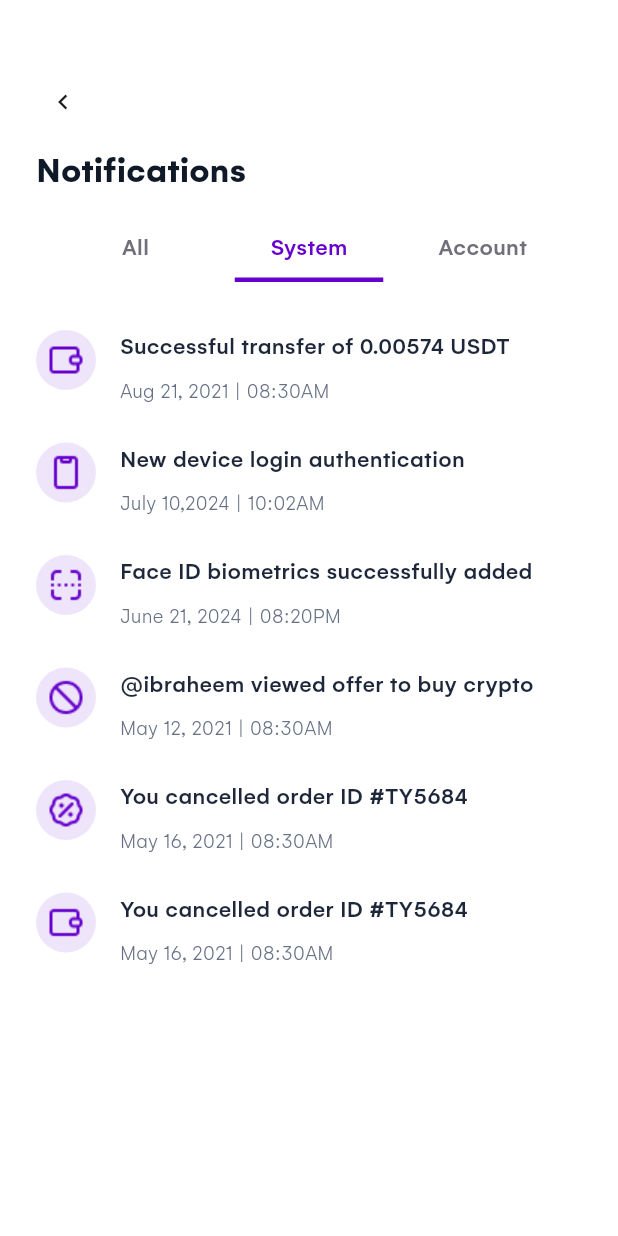
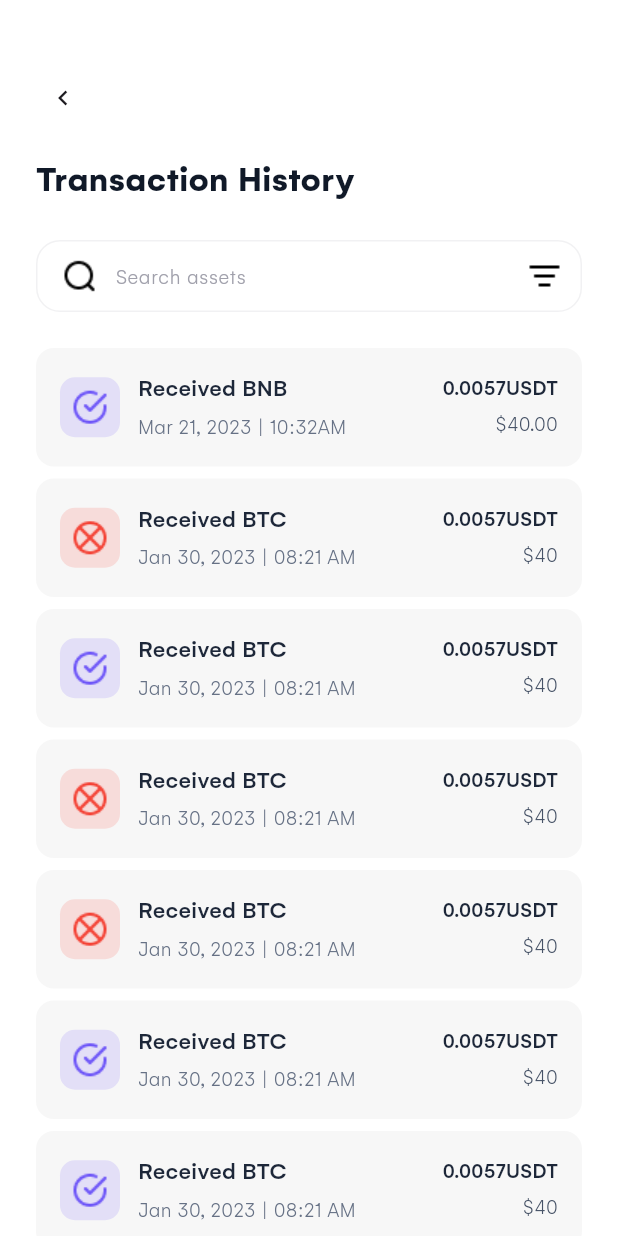
Before and after one commit to ENG-MAXAAD/keshflip_app, a Flutter app: the screen it shows after launch, on a phone screen of 412 x 824 dp. Run offline on Flutter 3.47's test engine with Material 3 defaults, Android fonts, the light colour scheme and no system bars; our stand-ins replace gap, google_fonts; missing offline and left inert: country_flags.

Commit message:
Transaction Screen Finished

```diff
--- a/lib/main.dart
+++ b/lib/main.dart
@@ -2,6 +2,7 @@ import 'package:flutter/material.dart';
 import 'package:google_fonts/google_fonts.dart';
 import 'package:keshflip_app/screens/notification_screen.dart';
 import 'package:keshflip_app/screens/profile.dart';
+import 'package:keshflip_app/screens/transaction_history.dart';
 import 'package:keshflip_app/theme/text_styles.dart';
 
 void main() {
@@ -20,7 +21,8 @@ class MyApp extends StatelessWidget {
         useMaterial3: true,
       ),
       // home: ProfileScreen(),
-      home: NotificationScreen(),
+      // home: NotificationScreen(),
+      home: TransactionHistoryScreen(),
     );
   }
 }
--- /dev/null
+++ b/lib/screens/transaction_history.dart
@@ -0,0 +1,228 @@
+import 'package:flutter/material.dart';
+import 'package:flutter/services.dart';
+import 'package:google_fonts/google_fonts.dart';
+
+import '../theme/text_styles.dart';
+
+class TransactionHistoryScreen extends StatelessWidget {
+  TransactionHistoryScreen({Key? key}) : super(key: key);
+
+  final List<Map<String, dynamic>> transactions = [
+    {
+      'type': 'Received BNB',
+      'date': 'Mar 21, 2023',
+      'time': '10:32AM',
+      'amount': '0.0057USDT',
+      'amountUSD': '\$40.00',
+      'status': 'success',
+    },
+    {
+      'type': 'Received BTC',
+      'date': 'Jan 30, 2023',
+      'time': '08:21 AM',
+      'amount': '0.0057USDT',
+      'amountUSD': '\$40',
+      'status': 'failed',
+    },
+    {
+      'type': 'Received BTC',
+      'date': 'Jan 30, 2023',
+      'time': '08:21 AM',
+      'amount': '0.0057USDT',
+      'amountUSD': '\$40',
+      'status': 'success',
+    },
+    {
+      'type': 'Received BTC',
+      'date': 'Jan 30, 2023',
+      'time': '08:21 AM',
+      'amount': '0.0057USDT',
+      'amountUSD': '\$40',
+      'status': 'failed',
+    },
+    {
+      'type': 'Received BTC',
+      'date': 'Jan 30, 2023',
+      'time': '08:21 AM',
+      'amount': '0.0057USDT',
+      'amountUSD': '\$40',
+      'status': 'failed',
+    },
+    {
+      'type': 'Received BTC',
+      'date': 'Jan 30, 2023',
+      'time': '08:21 AM',
+      'amount': '0.0057USDT',
+      'amountUSD': '\$40',
+      'status': 'success',
+    },
+    {
+      'type': 'Received BTC',
+      'date': 'Jan 30, 2023',
+      'time': '08:21 AM',
+      'amount': '0.0057USDT',
+      'amountUSD': '\$40',
+      'status': 'success',
+    },
+  ];
+
+  @override
+  Widget build(BuildContext context) {
+    return Scaffold(
+      backgroundColor: Colors.white,
+      appBar: PreferredSize(
+        preferredSize: Size.fromHeight(
+            kToolbarHeight + 30), // Default height + extra space
+        child: Padding(
+          padding: const EdgeInsets.only(top: 45), // Adds 40px space at the top
+          child: AppBar(
+            backgroundColor: Colors.white,
+            elevation: 0,
+            systemOverlayStyle: const SystemUiOverlayStyle(
+              statusBarBrightness: Brightness.light,
+              statusBarIconBrightness: Brightness.dark,
+              statusBarColor: Colors.transparent,
+            ),
+            leading: Padding(
+              padding: const EdgeInsets.only(left: 24),
+              child: IconButton(
+                icon: Icon(
+                  Icons.chevron_left,
+                  size: 20,
+                ),
+                onPressed: () => Navigator.pop(context),
+              ),
+            ),
+            title: const SizedBox.shrink(),
+          ),
+        ),
+      ),
+      body: Column(
+        crossAxisAlignment: CrossAxisAlignment.start,
+        children: [
+          Padding(
+            padding: const EdgeInsets.only(left: 24, right: 24, top: 16),
+            child: Text(
+              'Transaction History',
+              style: CustomTextStyles.primaryTitle.copyWith(
+                  fontWeight: FontWeight.w600, color: Color(0xff101928)),
+            ),
+          ),
+          Padding(
+            padding: const EdgeInsets.all(24),
+            child: Container(
+              height: 48,
+              decoration: BoxDecoration(
+                color: Colors.white,
+                border: Border.all(
+                  color: Color(0xFFE4E4E7)
+                      .withOpacity(0.5), // Sets the border color
+                  width: 1.0, // Sets the border width
+                ),
+                borderRadius: BorderRadius.circular(16),
+              ),
+              child: Row(
+                children: [
+                  SizedBox(width: 16),
+                  Image.asset(
+                    'assets/images/transaction/search.png',
+                  ),
+                  const SizedBox(width: 12),
+                  Expanded(
+                    child: TextField(
+                      decoration: InputDecoration(
+                        hintText: 'Search assets',
+                        hintStyle: CustomTextStyles.secondaryTitle
+                            .copyWith(fontSize: 14, color: Color(0xffA0A0AB)),
+                        border: InputBorder.none,
+                        contentPadding:
+                            const EdgeInsets.symmetric(vertical: 14),
+                      ),
+                    ),
+                  ),
+                  IconButton(
+                    icon: Image.asset(
+                      'assets/images/transaction/filter.png',
+                    ),
+                    onPressed: () {},
+                  ),
+                ],
+              ),
+            ),
+          ),
+          Expanded(
+            child: ListView.builder(
+              padding: const EdgeInsets.symmetric(horizontal: 24),
+              itemCount: transactions.length,
+              itemBuilder: (context, index) {
+                final transaction = transactions[index];
+                return Padding(
+                  padding: const EdgeInsets.only(bottom: 8),
+                  child: Container(
+                    padding: const EdgeInsets.all(16),
+                    decoration: BoxDecoration(
+                      color: Color(0xffF7F7F7),
+                      borderRadius: BorderRadius.circular(12),
+                    ),
+                    child: Row(
+                      children: [
+                        Container(
+                          width: 40,
+                          height: 40,
+                          decoration: BoxDecoration(
+                            color: transaction['status'] == 'success'
+                                ? const Color(0xFF6E56F8).withOpacity(0.15)
+                                : Colors.red.withOpacity(0.15),
+                            borderRadius: BorderRadius.circular(10),
+                          ),
+                          child: Image.asset(
+                            transaction['status'] == 'success'
+                                ? 'assets/images/transaction/success.png'
+                                : 'assets/images/transaction/unsuccess.png',
+                            color: transaction['status'] == 'success'
+                                ? const Color(0xFF6E56F8)
+                                : Colors.red,
+                          ),
+                        ),
+                        const SizedBox(width: 12),
+                        Expanded(
+                          child: Column(
+                            crossAxisAlignment: CrossAxisAlignment.start,
+                            children: [
+                              Text(transaction['type'],
+                                  style: CustomTextStyles.mediumText
+                                      .copyWith(color: Color(0xff1D2739))),
+                              const SizedBox(height: 4),
+                              Text(
+                                  '${transaction['date']} | ${transaction['time']}',
+                                  style: CustomTextStyles.secondaryTitle
+                                      .copyWith(
+                                          fontSize: 14,
+                                          color: Color(0xff667185))),
+                            ],
+                          ),
+                        ),
+                        Column(
+                          crossAxisAlignment: CrossAxisAlignment.end,
+                          children: [
+                            Text(transaction['amount'],
+                                style: CustomTextStyles.mediumText.copyWith(
+                                    fontSize: 14, color: Color(0xff1D2739))),
+                            const SizedBox(height: 4),
+                            Text(transaction['amountUSD'],
+                                style: CustomTextStyles.secondaryTitle.copyWith(
+                                    fontSize: 14, color: Color(0xff475367))),
+                          ],
+                        ),
+                      ],
+                    ),
+                  ),
+                );
+              },
+            ),
+          ),
+        ],
+      ),
+    );
+  }
+}
--- a/pubspec.yaml
+++ b/pubspec.yaml
@@ -29,6 +29,7 @@ flutter:
     - assets/fonts/gelion/
     - assets/images/profile/
     - assets/images/notification/
+    - assets/images/transaction/
 
   fonts:
     - family: Gelion
```
Also changed, not shown: assets/images/transaction/filter.png (added), assets/images/transaction/search.png (added), assets/images/transaction/success.png (added), assets/images/transaction/unsuccess.png (added).
